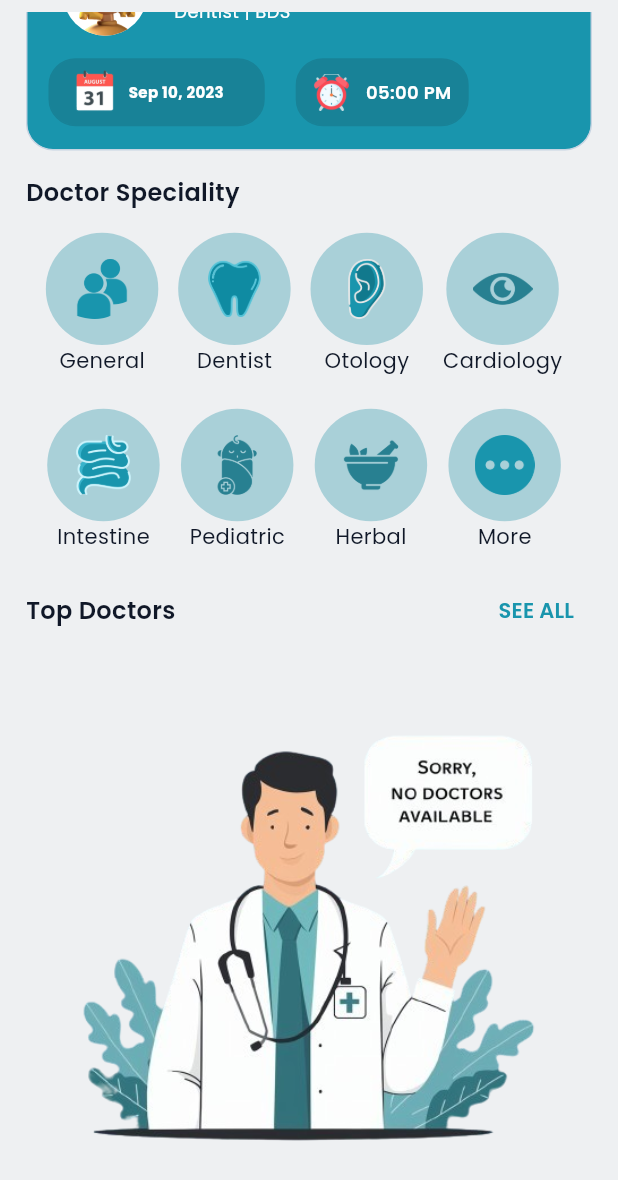
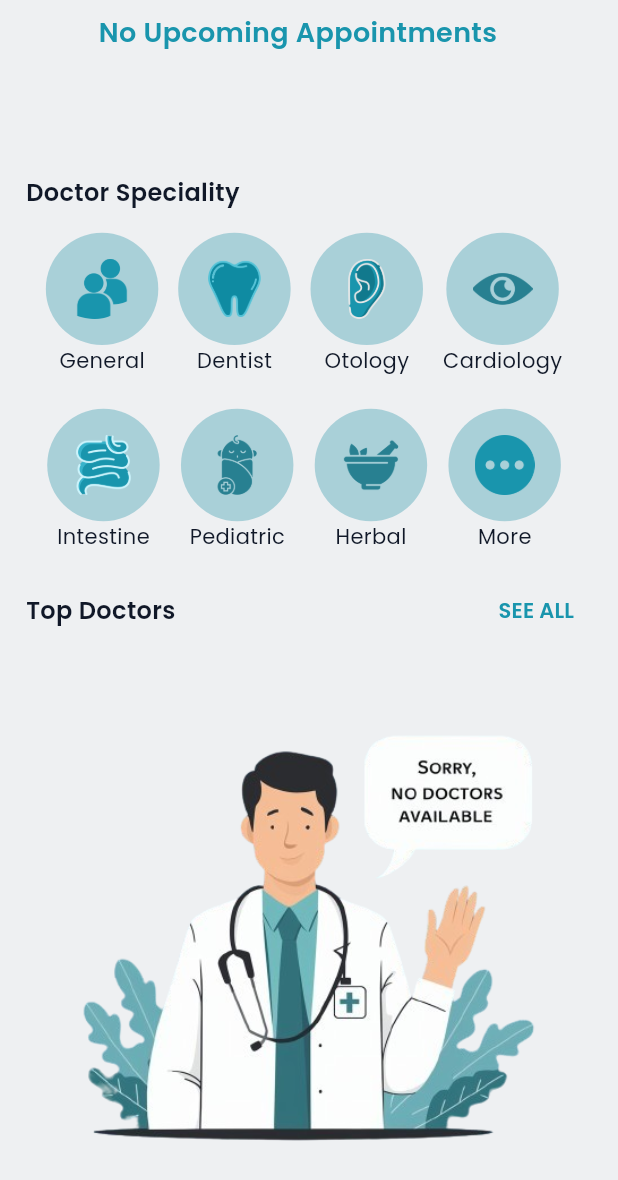
Before and after one commit to farhan-kt/MedHeal, a Flutter app: the UserHomeScreen screen opened directly, scrolled down 131 dp, on a phone screen of 412 x 824 dp. Shown: the top 1180 px of the screen. Run offline on Flutter 3.47's test engine with Material 3 defaults, Android fonts, the phone set to English and light mode, and no system bars; our stand-ins replace cloud_firestore, country_picker, firebase_auth, firebase_core, firebase_storage, fluttertoast and 3 more; missing offline and left inert: enefty_icons, razorpay_flutter; accounts and stored records are empty; network calls fail.

Commit message:
home page upcoming schedule completed

```diff
--- a/lib/view/user/home/home_widgets.dart
+++ b/lib/view/user/home/home_widgets.dart
@@ -2,6 +2,8 @@ import 'package:firebase_auth/firebase_auth.dart';
 import 'package:flutter/material.dart';
 import 'package:enefty_icons/enefty_icons.dart';
 import 'package:medheal/controller/authentication_provider.dart';
+import 'package:medheal/model/appointment_model.dart';
+import 'package:medheal/model/doctor_model.dart';
 import 'package:medheal/view/user/home/category.dart';
 import 'package:medheal/widgets/text_widgets.dart';
 import 'package:medheal/widgets/normal_widgets.dart';
@@ -191,7 +193,8 @@ Widget homeAppBar(Size size, context) {
   ]);
 }
 
-Widget homeUpcomingAppointment(Size size, context) {
+Widget homeUpcomingAppointment(
+    Size size, context, AppointmentModel appointment, DoctorModel doctor) {
   return Container(
     height: size.height * .19,
     width: size.width * .88,
@@ -208,26 +211,38 @@ Widget homeUpcomingAppointment(Size size, context) {
       child:
           Column(mainAxisAlignment: MainAxisAlignment.spaceEvenly, children: [
         ListTile(
-          leading: const CircleAvatar(
+          leading: CircleAvatar(
             radius: 30,
-            backgroundColor: Color(0xFFFFFFFF),
-            backgroundImage: AssetImage('assets/avatar-removebg-preview.png'),
+            backgroundColor: const Color(0xFFFFFFFF),
+            backgroundImage: doctor.image != null
+                ? NetworkImage(doctor.image!)
+                : const AssetImage('assets/avatar-removebg-preview.png')
+                    as ImageProvider,
           ),
-          title: poppinsHeadText(
-            text: 'DR Farhan',
+          title: Column(
+            crossAxisAlignment: CrossAxisAlignment.start,
+            children: [
+              poppinsHeadText(
+                text: 'Dr ${doctor.fullName}',
                 color: const Color(0xFFFFFFFF),
                 fontSize: 14,
               ),
-          subtitle: Row(children: [
+              Row(children: [
                 poppinsSmallText(
-              text: 'Dentist | ',
+                  text: '${doctor.age} | ',
                   color: const Color(0xFFFFFFFF),
                 ),
                 poppinsSmallText(
-              text: 'BDS',
+                  text: '${doctor.category} ',
                   color: const Color(0xFFFFFFFF),
                 ),
               ]),
+            ],
+          ),
+          subtitle: poppinsSmallText(
+            text: doctor.position,
+            color: const Color(0xFFFFFFFF),
+          ),
           trailing: PopupMenuButton(
               icon: const Icon(
                 Icons.more_vert_outlined,
@@ -287,7 +302,7 @@ Widget homeUpcomingAppointment(Size size, context) {
                 Image.asset('assets/home calendar.png'),
                 SizedBox(width: size.width * .002),
                 poppinsText(
-                  text: 'Sep 10, 2023',
+                  text: appointment.date,
                   overflow: TextOverflow.ellipsis,
                   fontSize: 10,
                   fontWeight: FontWeight.w700,
@@ -316,7 +331,7 @@ Widget homeUpcomingAppointment(Size size, context) {
                     width: size.width * .06,
                   ),
                   poppinsText(
-                      text: '05:00 PM',
+                      text: appointment.time,
                       fontSize: 12,
                       fontWeight: FontWeight.w600,
                       color: const Color(0xFFFFFFFF))
--- a/lib/view/user/home/user_home.dart
+++ b/lib/view/user/home/user_home.dart
@@ -1,5 +1,9 @@
-import 'package:firebase_auth/firebase_auth.dart';
+import 'dart:developer';
 import 'package:flutter/material.dart';
+import 'package:intl/intl.dart';
+import 'package:medheal/controller/appointment_provider.dart';
+import 'package:medheal/model/appointment_model.dart';
+import 'package:medheal/model/doctor_model.dart';
 import 'package:provider/provider.dart';
 import 'package:medheal/widgets/text_widgets.dart';
 import 'package:medheal/controller/admin_provider.dart';
@@ -16,6 +20,8 @@ class UserHomeScreen extends StatelessWidget {
   Widget build(BuildContext context) {
     Size size = MediaQuery.of(context).size;
     Provider.of<DoctorProvider>(context, listen: false).getAllDoctors();
+    Provider.of<AppointmentProvider>(context, listen: false)
+        .getAllAppointments();
     double circleAvatarRadius = size.shortestSide * circleAvatarRadiusFraction;
 
     final bottomProvider = Provider.of<BottomProvider>(context, listen: false);
@@ -31,12 +37,47 @@ class UserHomeScreen extends StatelessWidget {
                 Column(crossAxisAlignment: CrossAxisAlignment.start, children: [
               homeAppBar(size, context),
               SizedBox(height: size.height * .02),
-              ListView.builder(
-                shrinkWrap: true,
-                itemCount: 1,
-                physics: const NeverScrollableScrollPhysics(),
-                itemBuilder: (context, index) {
-                  return homeUpcomingAppointment(size, context);
+              Consumer<AppointmentProvider>(
+                builder: (context, appointmentProvider, child) {
+                  final upcomingAppointments = appointmentProvider
+                      .allAppointmentList
+                      .where(
+                          (appointment) => isUpcomingAppointment(appointment))
+                      .toList();
+                  if (upcomingAppointments.isEmpty) {
+                    return SizedBox(
+                      height: size.height * .19,
+                      width: size.width * .88,
+                      child: Center(
+                        child: poppinsHeadText(
+                            text: 'No Upcoming Appointments',
+                            color: Color(0xFF1995AD),
+                            fontSize: 18),
+                      ),
+                    );
+                  } else {
+                    final upcomingAppointment = upcomingAppointments.first;
+                    return FutureBuilder<DoctorModel?>(
+                      future:
+                          Provider.of<DoctorProvider>(context, listen: false)
+                              .getDoctorById(upcomingAppointment.docId!),
+                      builder: (context, doctorSnapshot) {
+                        if (doctorSnapshot.connectionState ==
+                            ConnectionState.waiting) {
+                          return const CircularProgressIndicator();
+                        } else if (doctorSnapshot.hasError) {
+                          return Text('Error: ${doctorSnapshot.error}');
+                        } else if (doctorSnapshot.hasData &&
+                            doctorSnapshot.data != null) {
+                          final doctor = doctorSnapshot.data!;
+                          return homeUpcomingAppointment(
+                              size, context, upcomingAppointment, doctor);
+                        } else {
+                          return const Text('Doctor not found');
+                        }
+                      },
+                    );
+                  }
                 },
               ),
               SizedBox(height: size.height * .02),
@@ -102,4 +143,17 @@ class UserHomeScreen extends StatelessWidget {
       ),
     );
   }
+
+  bool isUpcomingAppointment(AppointmentModel appointment) {
+    final dateFormat = DateFormat('dd/MM/yyyy hh:mm a');
+    try {
+      String dateTimeStr = '${appointment.date!} ${appointment.time!}';
+      dateTimeStr = dateTimeStr.replaceAll('\u202F', ' ');
+      final appointmentDateTime = dateFormat.parse(dateTimeStr);
+      return appointmentDateTime.isAfter(DateTime.now());
+    } catch (e) {
+      log('Error parsing date and time: $e');
+      return false;
+    }
+  }
 }
--- a/lib/widgets/text_widgets.dart
+++ b/lib/widgets/text_widgets.dart
@@ -21,7 +21,6 @@ poppinsHeadText({text, textAlign, double? fontSize, color}) {
 poppinsSmallText({text, color, fontWeight, textAlign}) {
   return Text(text,
       // overflow: TextOverflow.ellipsis,
-
       textAlign: textAlign,
       style: GoogleFonts.poppins(
           color: color ?? const Color(0xFF101828),
```
Also changed, not shown: lib/controller/appointment_provider.dart (+22 -3 lines), lib/view/user/home/doctor_detail_screen.dart (+0 -30 lines). Lines whose indentation alone changed are shown as unchanged.
